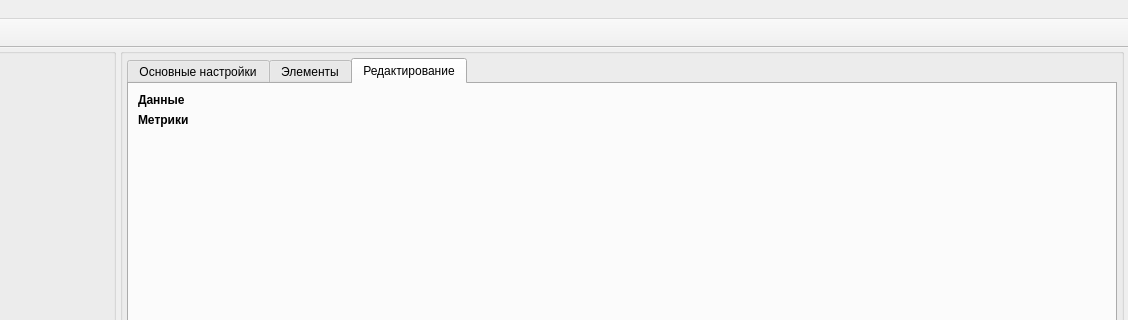
Old version of the form designer/mainwindow.ui in the repository Artemako/net-constructor; both pictures show x 238 to 1366 and y 0 to 320 of the 1366 by 768 pixel window.
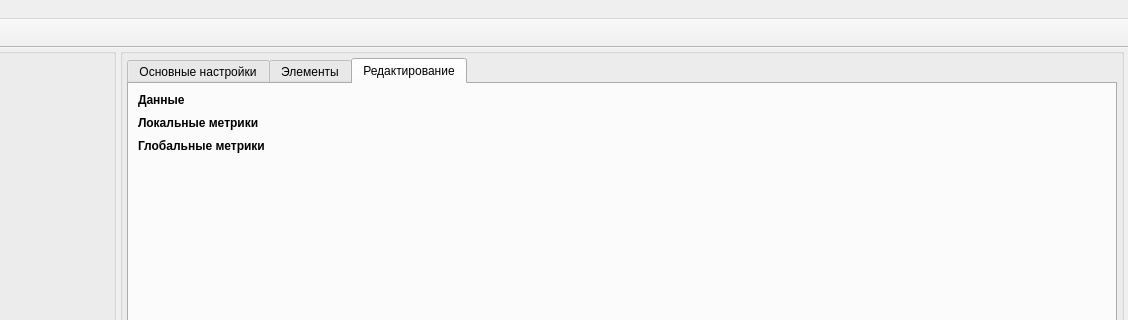
New version of the form. The open tabs and pages were chosen to show the change. Icons and pictures are not drawn. Custom widgets are drawn as their Qt base class.

Commit message: Глобальные значения работают

Patch:
```diff
--- a/designer/mainwindow.ui
+++ b/designer/mainwindow.ui
@@ -329,7 +329,10 @@
            <attribute name="title">
             <string>Редактирование</string>
            </attribute>
-           <layout class="QVBoxLayout" name="verticalLayout_7" stretch="0,0,0,0,1">
+           <layout class="QVBoxLayout" name="verticalLayout_7" stretch="0,0,0,0,0,0,1">
+            <property name="spacing">
+             <number>9</number>
+            </property>
             <property name="leftMargin">
              <number>9</number>
             </property>
@@ -355,12 +358,22 @@
             <item>
              <widget class="QLabel" name="label_metrics">
               <property name="text">
-               <string>&lt;html&gt;&lt;head/&gt;&lt;body&gt;&lt;p&gt;&lt;span style=&quot; font-weight:700;&quot;&gt;Метрики&lt;/span&gt;&lt;/p&gt;&lt;/body&gt;&lt;/html&gt;</string>
+               <string>&lt;html&gt;&lt;head/&gt;&lt;body&gt;&lt;p&gt;&lt;span style=&quot; font-weight:700;&quot;&gt;Локальные метрики&lt;/span&gt;&lt;/p&gt;&lt;/body&gt;&lt;/html&gt;</string>
               </property>
              </widget>
             </item>
             <item>
-             <layout class="QFormLayout" name="fl_metrics"/>
+             <layout class="QFormLayout" name="fl_local_metrics"/>
+            </item>
+            <item>
+             <widget class="QLabel" name="label_global_metrics">
+              <property name="text">
+               <string>&lt;html&gt;&lt;head/&gt;&lt;body&gt;&lt;p&gt;&lt;span style=&quot; font-weight:700;&quot;&gt;Глобальные метрики&lt;/span&gt;&lt;/p&gt;&lt;/body&gt;&lt;/html&gt;</string>
+              </property>
+             </widget>
+            </item>
+            <item>
+             <layout class="QFormLayout" name="fl_global_metrics"/>
             </item>
             <item>
              <spacer name="verticalSpacer_2">
```
Left out of the diff: 8 changed lines with no effect on the pictures. The commit also changes 63 other files.
